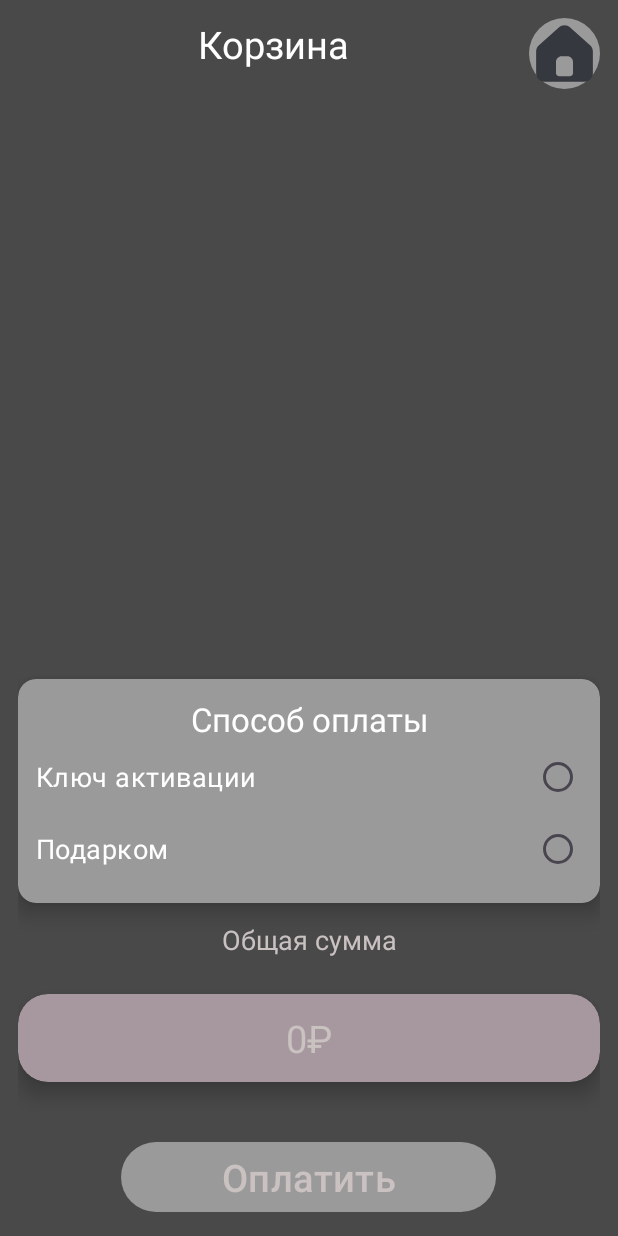
After one commit to plumsoftware/Game-Lab, an Android app: the GamesActivity screen opened directly, with no data from a screen before it, on a phone screen of 412 x 824 dp. The commit adds this screen. Run offline under Robolectric (Android 15) with nearby library versions, the phone set to English and light mode, and no system bars.

Commit message:
Добавил экран с корзиной

```diff
--- a/app/src/main/AndroidManifest.xml
+++ b/app/src/main/AndroidManifest.xml
@@ -12,6 +12,9 @@
         android:supportsRtl="true"
         android:theme="@style/Theme.GameLab"
         tools:targetApi="31">
+        <activity
+            android:name=".activity.GamesActivity"
+            android:exported="false" />
         <activity
             android:name=".activity.CatalogActivity"
             android:exported="false" />
--- a/app/src/main/java/com/example/gamelab/activity/CatalogActivity.kt
+++ b/app/src/main/java/com/example/gamelab/activity/CatalogActivity.kt
@@ -1,5 +1,6 @@
 package com.example.gamelab.activity
 
+import android.content.Intent
 import android.os.Bundle
 import android.widget.Button
 import android.widget.ImageButton
@@ -35,7 +36,7 @@ class CatalogActivity : AppCompatActivity() {
 
         }
         buttonCart.setOnClickListener {
-
+            startActivity(Intent(this, GamesActivity::class.java))
         }
     }
 }
--- /dev/null
+++ b/app/src/main/java/com/example/gamelab/activity/GamesActivity.kt
@@ -0,0 +1,48 @@
+package com.example.gamelab.activity
+
+import android.annotation.SuppressLint
+import android.os.Bundle
+import android.widget.Button
+import android.widget.ImageButton
+import android.widget.TextView
+import androidx.appcompat.app.AppCompatActivity
+import androidx.recyclerview.widget.LinearLayoutManager
+import androidx.recyclerview.widget.RecyclerView
+import com.example.gamelab.R
+import com.example.gamelab.adapter.GameAdapter2
+import com.example.gamelab.listener.GameAdapterListener
+
+class GamesActivity : AppCompatActivity() {
+    @SuppressLint("SetTextI18n")
+    override fun onCreate(savedInstanceState: Bundle?) {
+        super.onCreate(savedInstanceState)
+        setContentView(R.layout.activity_games)
+
+        val homeBtn = findViewById<ImageButton>(R.id.buttonHome)
+        val buttonPay = findViewById<Button>(R.id.buttonPay)
+        val textViewPrice = findViewById<TextView>(R.id.textViewPrice)
+        val recyclerGames = findViewById<RecyclerView>(R.id.recyclerGames)
+
+        var adapter = GameAdapter2(CatalogActivity.gameToBuy)
+        adapter.setListener(object : GameAdapterListener {
+            override fun onItemClick() {
+                textViewPrice.text = "${CatalogActivity.gameToBuy.sumOf { it.price }}"
+                adapter = GameAdapter2(CatalogActivity.gameToBuy)
+                recyclerGames.layoutManager =
+                    LinearLayoutManager(this@GamesActivity, LinearLayoutManager.VERTICAL, false)
+                recyclerGames.adapter = adapter
+            }
+        })
+        recyclerGames.layoutManager = LinearLayoutManager(this, LinearLayoutManager.VERTICAL, false)
+        recyclerGames.adapter = adapter
+
+        textViewPrice.text = "${CatalogActivity.gameToBuy.sumOf { it.price }}₽"
+
+        homeBtn.setOnClickListener {
+            finish()
+        }
+        buttonPay.setOnClickListener {
+
+        }
+    }
+}
--- /dev/null
+++ b/app/src/main/java/com/example/gamelab/listener/GameAdapterListener.kt
@@ -0,0 +1,5 @@
+package com.example.gamelab.listener
+
+interface GameAdapterListener {
+    fun onItemClick()
+}
--- /dev/null
+++ b/app/src/main/res/layout/activity_games.xml
@@ -0,0 +1,157 @@
+<?xml version="1.0" encoding="utf-8"?>
+<androidx.constraintlayout.widget.ConstraintLayout xmlns:android="http://schemas.android.com/apk/res/android"
+    xmlns:app="http://schemas.android.com/apk/res-auto"
+    xmlns:tools="http://schemas.android.com/tools"
+    android:id="@+id/main"
+    android:layout_width="match_parent"
+    android:layout_height="match_parent"
+    android:background="#494949"
+    tools:context=".activity.GamesActivity">
+
+    <LinearLayout
+        android:layout_width="match_parent"
+        android:layout_height="match_parent"
+        android:orientation="vertical"
+        android:paddingStart="12dp"
+        android:paddingTop="12dp"
+        android:paddingEnd="12dp"
+        android:paddingBottom="12dp"
+        app:layout_constraintBottom_toBottomOf="parent"
+        app:layout_constraintEnd_toEndOf="parent"
+        app:layout_constraintStart_toStartOf="parent"
+        app:layout_constraintTop_toTopOf="parent">
+
+        <LinearLayout
+            android:layout_width="match_parent"
+            android:layout_height="wrap_content"
+            android:layout_weight="0"
+            android:orientation="horizontal">
+
+            <TextView
+                android:id="@+id/textView2"
+                android:layout_width="wrap_content"
+                android:layout_height="wrap_content"
+                android:layout_weight="1"
+                android:gravity="center_horizontal"
+                android:text="Корзина"
+                android:textSize="25sp" />
+
+            <ImageButton
+                android:id="@+id/buttonHome"
+                android:layout_width="wrap_content"
+                android:layout_height="wrap_content"
+                android:layout_weight="0"
+                android:background="@drawable/button_shape"
+                android:padding="4dp"
+                app:srcCompat="@drawable/home" />
+
+        </LinearLayout>
+
+        <androidx.recyclerview.widget.RecyclerView
+            android:id="@+id/recyclerGames"
+            android:layout_width="match_parent"
+            android:layout_height="wrap_content"
+            android:layout_weight="1" />
+
+        <androidx.cardview.widget.CardView
+            android:layout_width="match_parent"
+            android:layout_height="wrap_content"
+            android:layout_weight="0"
+            app:cardBackgroundColor="#9A9A9A"
+            app:cardCornerRadius="12dp"
+            app:cardElevation="8dp">
+
+            <LinearLayout
+                android:layout_width="match_parent"
+                android:layout_height="match_parent"
+                android:orientation="vertical"
+                android:padding="12dp">
+
+                <TextView
+                    android:id="@+id/textView3"
+                    android:layout_width="match_parent"
+                    android:layout_height="wrap_content"
+                    android:gravity="center_horizontal"
+                    android:text="Способ оплаты"
+                    android:textColor="#FFFFFF"
+                    android:textSize="22sp" />
+
+                <RadioGroup
+                    android:layout_width="match_parent"
+                    android:layout_height="match_parent">
+
+                    <RadioButton
+                        android:id="@+id/keyBtn"
+                        android:layout_width="match_parent"
+                        android:layout_height="wrap_content"
+                        android:layout_gravity="start"
+                        android:buttonTint="#000"
+                        android:gravity="center_vertical"
+                        android:layoutDirection="rtl"
+                        android:text="Ключ активации"
+                        android:textAlignment="textStart"
+                        android:textColor="#FFF"
+                        android:textSize="18sp"
+                        tools:ignore="RtlCompat" />
+
+                    <RadioButton
+                        android:id="@+id/presentBtn"
+                        android:layout_width="match_parent"
+                        android:layout_height="wrap_content"
+                        android:layout_gravity="start"
+                        android:buttonTint="#000"
+                        android:layoutDirection="rtl"
+                        android:text="Подарком"
+                        android:textAlignment="textStart"
+                        android:textColor="#FFF"
+                        android:textSize="18sp"
+                        tools:ignore="RtlCompat" />
+
+                </RadioGroup>
+            </LinearLayout>
+        </androidx.cardview.widget.CardView>
+
+        <TextView
+            android:id="@+id/textView4"
+            android:layout_width="match_parent"
+            android:layout_height="wrap_content"
+            android:layout_marginTop="12dp"
+            android:layout_marginBottom="24dp"
+            android:layout_weight="0"
+            android:gravity="center_horizontal"
+            android:text="Общая сумма"
+            android:textColor="#CAC1C1"
+            android:textSize="18sp" />
+
+        <androidx.cardview.widget.CardView
+            android:layout_width="match_parent"
+            android:layout_height="wrap_content"
+            android:layout_weight="0"
+            app:cardBackgroundColor="#A7989F"
+            app:cardCornerRadius="20dp"
+            app:cardElevation="8dp">
+
+            <TextView
+                android:id="@+id/textViewPrice"
+                android:layout_width="match_parent"
+                android:layout_height="wrap_content"
+                android:gravity="center"
+                android:padding="12dp"
+                android:text="24355"
+                android:textColor="#CAC1C1"
+                android:textSize="25sp" />
+        </androidx.cardview.widget.CardView>
+
+        <Button
+            android:id="@+id/buttonPay"
+            android:layout_width="250dp"
+            android:layout_height="wrap_content"
+            android:layout_gravity="center_horizontal"
+            android:layout_marginTop="36dp"
+            android:layout_weight="0"
+            android:text="Оплатить"
+            android:textColor="#CAC1C1"
+            android:textSize="25sp" />
+
+    </LinearLayout>
+</androidx.constraintlayout.widget.ConstraintLayout>
```
Also changed, not shown: app/src/main/java/com/example/gamelab/adapter/GameAdapter2.kt (added, +60 -0 lines), app/src/main/res/layout/game_item_2.xml (added, +81 -0 lines).
